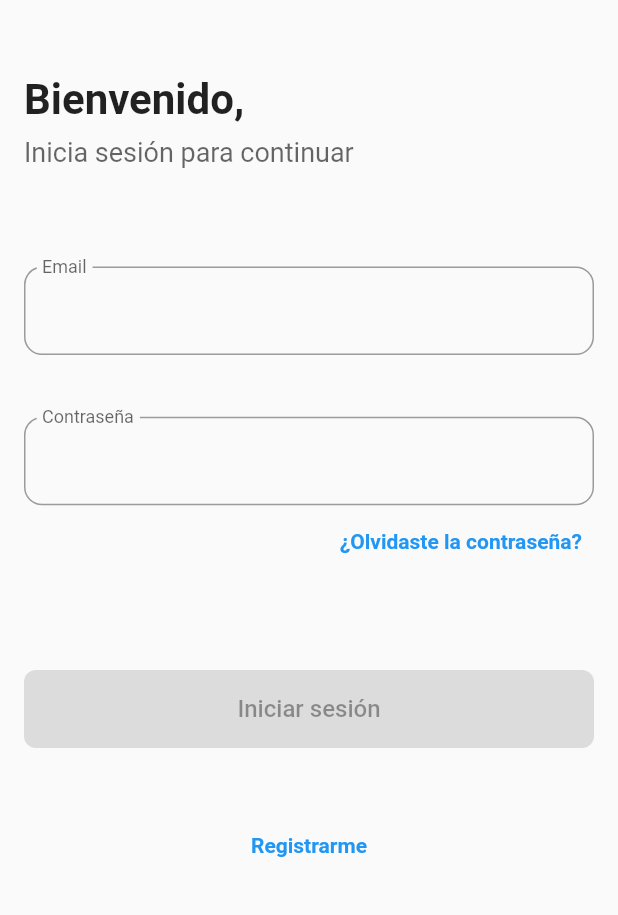
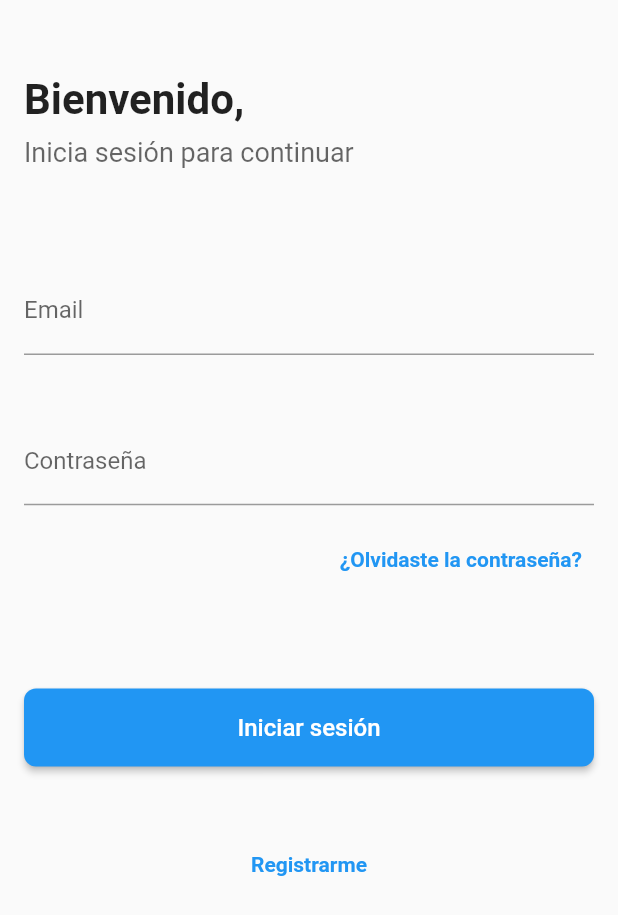
Before and after one commit to JesusCCs/ProyectoFinalFlutter, a Flutter app: the screen it shows after launch, on a phone screen of 412 x 824 dp. Shown: the top 915 px of the screen. Run offline on Flutter 3.47's test engine with Material 2 defaults, Android fonts, the phone set to English and light mode, and no system bars; drawn by our look-alikes of flutter_form_builder; our stand-ins replace dio, flutter_spinkit.

Commit message:
Se migra el login al nuevo sistema de formularios con libreria

```diff
--- a/mobile_app/lib/main.dart
+++ b/mobile_app/lib/main.dart
@@ -1,4 +1,6 @@
 import 'package:flutter/material.dart';
+import 'package:flutter_form_builder/localization/form_builder_localizations.dart';
+import 'package:flutter_localizations/flutter_localizations.dart';
 import 'package:mobile_app/pantallas/auth/login_screen.dart';
 
 import '_services/_base.dart';
@@ -13,6 +15,14 @@ class MyApp extends StatelessWidget {
   Widget build(BuildContext context) {
     return new MaterialApp(
       title: 'Sweet',
+      supportedLocales: [
+        Locale('es')
+      ],
+      localizationsDelegates: [
+        FormBuilderLocalizations.delegate,
+        GlobalMaterialLocalizations.delegate,
+        GlobalWidgetsLocalizations.delegate,
+      ],
       theme: new ThemeData(primaryColor: Color.fromRGBO(58, 66, 86, 1.0)),
       home: new AuthenticationWrapper(),
     );
--- a/mobile_app/lib/pantallas/auth/login_screen.dart
+++ b/mobile_app/lib/pantallas/auth/login_screen.dart
@@ -1,6 +1,6 @@
 import 'package:flutter/material.dart';
+import 'package:flutter_form_builder/flutter_form_builder.dart';
 import 'package:mobile_app/_componentes/form_button.dart';
-import 'package:mobile_app/_componentes/input_field.dart';
 import 'package:mobile_app/_componentes/navigation_link.dart';
 import 'package:mobile_app/pantallas/auth/forgot_screen.dart';
 import 'package:mobile_app/pantallas/auth/register_screen.dart';
@@ -11,18 +11,33 @@ class LoginScreen extends StatefulWidget {
 }
 
 class _LoginScreenState extends State<LoginScreen> {
-  late double screenHeight;
+  final _formKey = GlobalKey<FormBuilderState>();
 
-  final emailController = TextEditingController();
-  final passwordController = TextEditingController();
+  String? _emailError;
+
+  submit() async {
+    final isValid = _formKey.currentState!.saveAndValidate();
+
+    if (!isValid) return;
+
+    setState(() => _emailError = null);
+
+    final email = _formKey.currentState!.fields['email']!.value;
+    final pass = _formKey.currentState!.fields['pass']!.value;
+
+    FocusScope.of(context).unfocus();
+  }
 
   @override
   Widget build(BuildContext context) {
-    screenHeight = MediaQuery.of(context).size.height;
+    double screenHeight = MediaQuery.of(context).size.height;
 
     return Scaffold(
       body: Padding(
         padding: const EdgeInsets.symmetric(horizontal: 16),
+        child: FormBuilder(
+          key: _formKey,
+          autovalidateMode: AutovalidateMode.disabled,
           child: ListView(
             children: [
               Padding(
@@ -44,29 +59,44 @@ class _LoginScreenState extends State<LoginScreen> {
                     ),
                   )),
               SizedBox(height: screenHeight * .07),
-            InputField(
-              labelText: "Email",
+              FormBuilderTextField(
+                name: 'email',
+                decoration: InputDecoration(
+                  labelText: 'Email',
+                  errorText: _emailError
+                ),
                 keyboardType: TextInputType.emailAddress,
-              controller: emailController
+                validator: FormBuilderValidators.compose([
+                  FormBuilderValidators.email(context),
+                  FormBuilderValidators.required(context),
+                  FormBuilderValidators.minLength(context, 3)
+                ])
               ),
               SizedBox(height: screenHeight * .05),
-            InputField(
-              labelText: "Contraseña",
-              obscureText: true,
-              controller: passwordController
+              FormBuilderTextField(
+                name: 'pass',
+                  decoration: InputDecoration(
+                      labelText: 'Contraseña',
                   ),
+                validator: FormBuilderValidators.compose([
+                  FormBuilderValidators.required(context),
+                  FormBuilderValidators.minLength(context, 5)
+                ])
+              ),
+              SizedBox(height: screenHeight * .015),
               Align(
                 alignment: Alignment.centerRight,
                 child: NavigationLink(
                     text: '¿Olvidaste la contraseña?', screen: ForgotScreen()),
               ),
               SizedBox(height: screenHeight * .075),
-            FormButton(text: "Iniciar sesión"),
+              FormButton(text: "Iniciar sesión", onPressed: () => submit()),
               SizedBox(height: screenHeight * .05),
               NavigationLink(text: 'Registrarme', screen: RegisterScreen())
             ],
           ),
         ),
+      ),
     );
   }
 }
--- a/mobile_app/pubspec.yaml
+++ b/mobile_app/pubspec.yaml
@@ -30,6 +30,10 @@ dependencies:
 
   cupertino_icons: ^1.0.3
   flutter_spinkit: 5.0.0
+  flutter_form_builder: ^6.0.1
+  flutter_localizations:
+    sdk: flutter
+  intl:
 
 dev_dependencies:
   flutter_test:
```
Also changed, not shown: mobile_app/pubspec.lock. Lines whose indentation alone changed are shown as unchanged.
